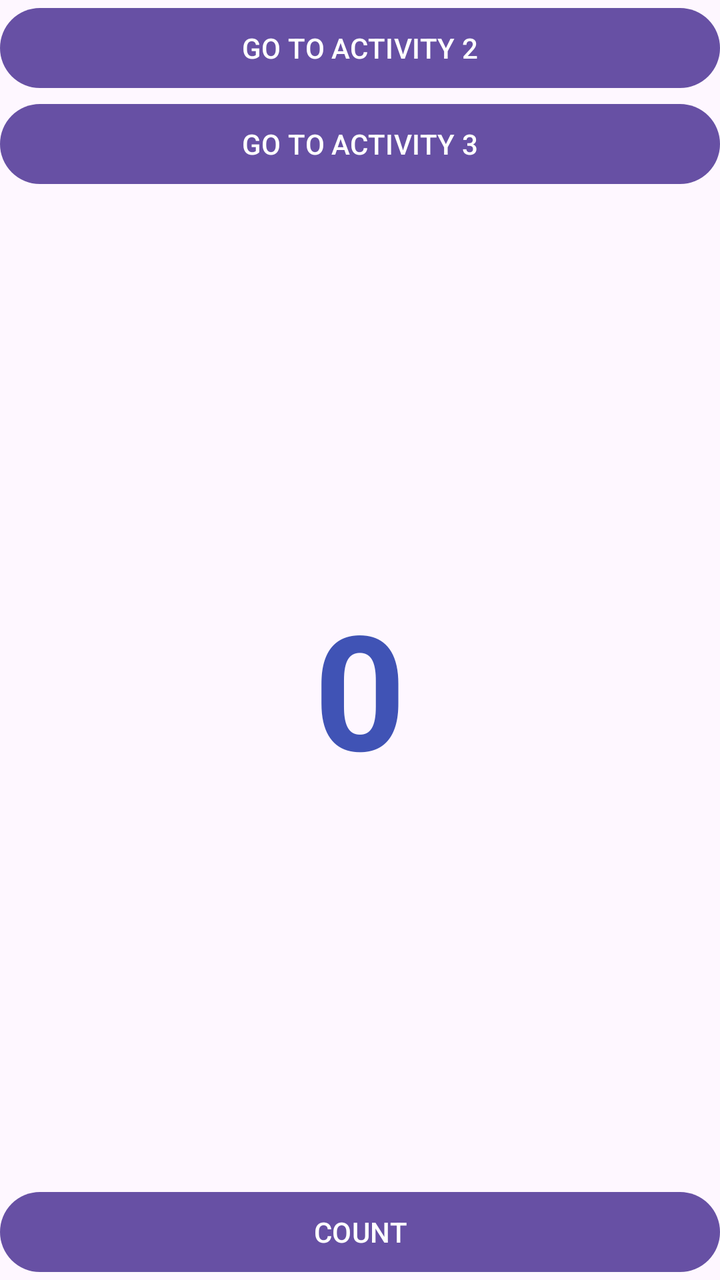
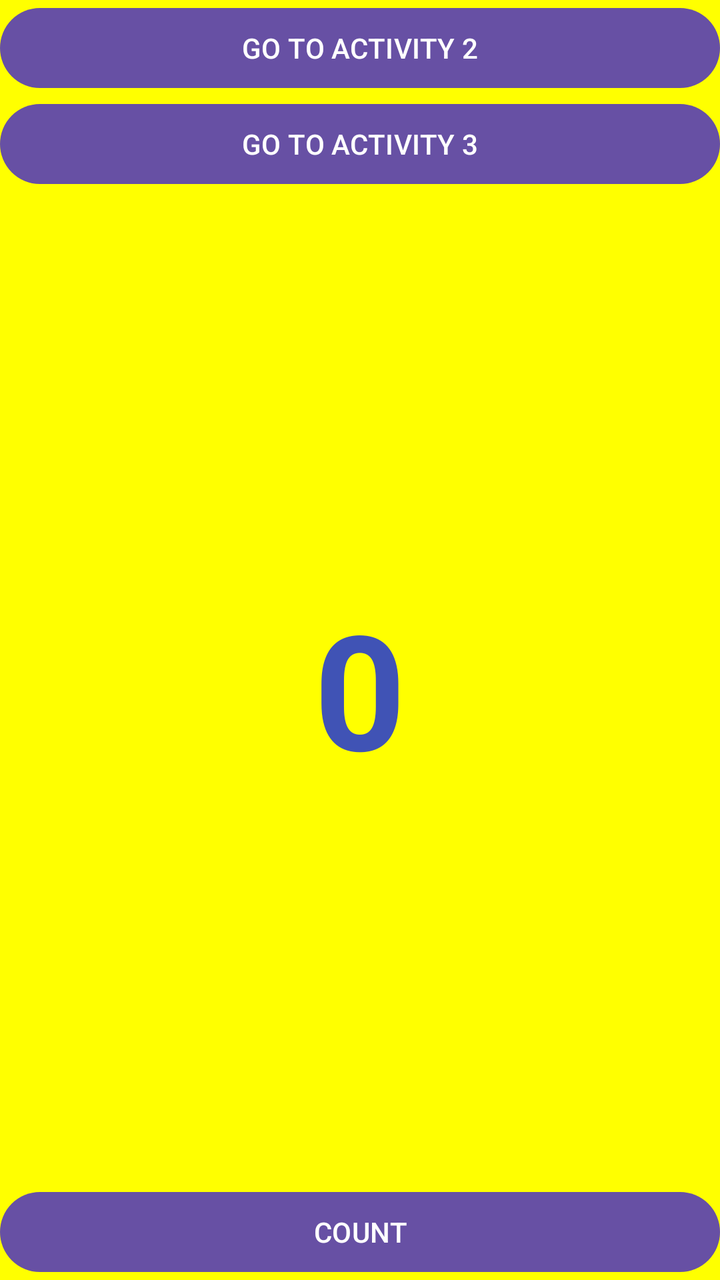

Before-and-after screenshots of an Android layout around one commit, followed by the original layout XML and the change that was made.
<!-- AndroidManifest.xml: application theme Theme.Activities -->
<!-- res/layout/activity_main.xml -->
<?xml version="1.0" encoding="utf-8"?>
<androidx.constraintlayout.widget.ConstraintLayout xmlns:android="http://schemas.android.com/apk/res/android"
    xmlns:app="http://schemas.android.com/apk/res-auto"
    xmlns:tools="http://schemas.android.com/tools"
    android:id="@+id/main"
    android:layout_width="match_parent"
    android:layout_height="match_parent"
    tools:context=".MainActivity">

    <Button
        android:id="@+id/btnActivity2"
        android:layout_width="match_parent"
        android:layout_height="wrap_content"
        android:text="GO TO ACTIVITY 2"
        android:onClick="goToActivity2"
        app:layout_constraintTop_toTopOf="parent" />

    <Button
        android:id="@+id/btnActivity3"
        android:layout_width="match_parent"
        android:layout_height="wrap_content"
        android:text="GO TO ACTIVITY 3"
        android:onClick="goToActivity3"
        app:layout_constraintTop_toBottomOf="@id/btnActivity2" />

    <TextView
        android:id="@+id/textCount"
        android:layout_width="wrap_content"
        android:layout_height="wrap_content"
        android:text="0"
        android:textSize="80sp"
        android:textStyle="bold"
        android:textColor="#4053B5"
        app:layout_constraintTop_toBottomOf="@id/btnActivity3"
        app:layout_constraintBottom_toTopOf="@id/btnCount"
        app:layout_constraintStart_toStartOf="parent"
        app:layout_constraintEnd_toEndOf="parent" />

    <Button
        android:id="@+id/btnCount"
        android:layout_width="match_parent"
        android:layout_height="wrap_content"
        android:text="COUNT"
        android:onClick="countUp"
        app:layout_constraintBottom_toBottomOf="parent" />

</androidx.constraintlayout.widget.ConstraintLayout>
<!-- resources referenced by this layout -->
<resources>
  <style name="Theme.Activities" parent="Base.Theme.Activities" />
  <style name="Base.Theme.Activities" parent="Theme.Material3.DayNight.NoActionBar">
          
          
      </style>
</resources>

<!-- the commit's change to res/layout/activity_main.xml (unified diff, before → after) -->
@@ -5,8 +5,8 @@
     android:id="@+id/main"
     android:layout_width="match_parent"
     android:layout_height="match_parent"
-    tools:context=".MainActivity">
-
+    tools:context=".MainActivity"
+    android:background="#FFFF00">
     <Button
         android:id="@+id/btnActivity2"
         android:layout_width="match_parent"
